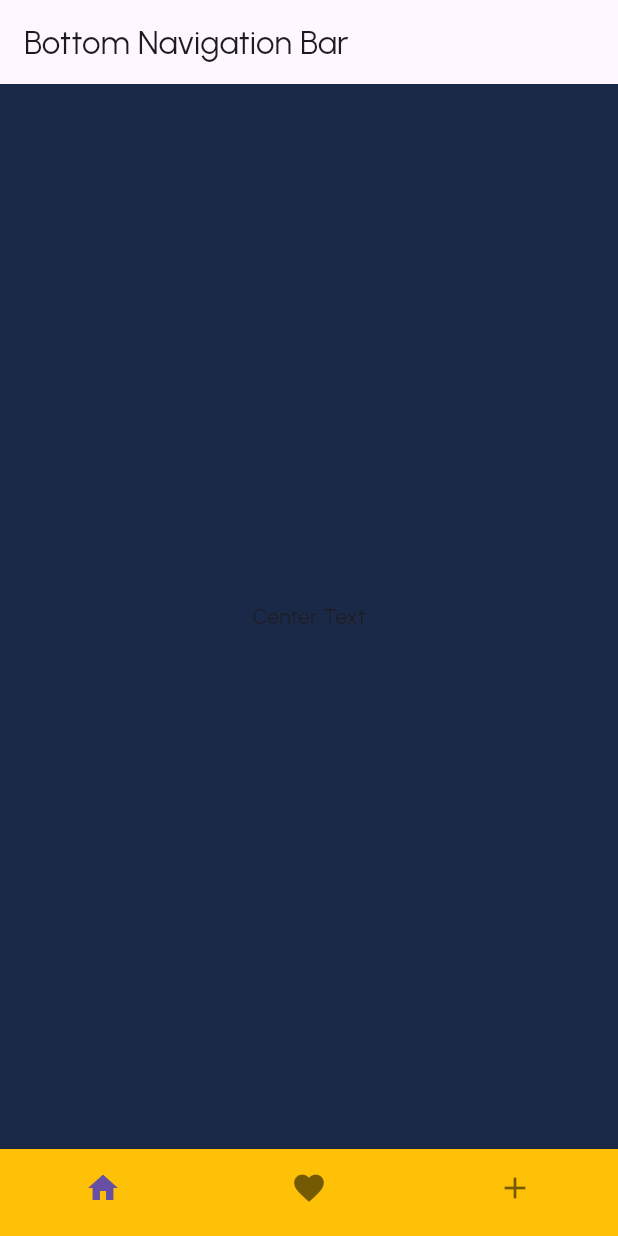
After one commit to Senwin5/map_project, a Flutter app: the screen it shows after launch, after a tap on "Login to Deus Magnus", on a phone screen of 412 x 824 dp. The commit adds this screen. Run offline on Flutter 3.47's test engine with Material 3 defaults, Android fonts, the phone set to English and light mode, and no system bars.

```diff
--- a/lib/main.dart
+++ b/lib/main.dart
@@ -1,4 +1,5 @@
 import 'package:flutter/material.dart';
+import 'package:map_project/main_page.dart';
 import 'package:map_project/pages/home_page.dart';
 import 'package:map_project/pages/login_page.dart';
 import 'package:map_project/styles/app_colors.dart';
@@ -19,7 +20,8 @@ class MyApp extends StatelessWidget {
       initialRoute: '/',
       routes: {
         '/':(context) => LoginPage(),
-        '/home':(context) => HomePage()
+        '/home':(context) => HomePage(),
+        '/main':(context) => MainPage(),
       },
     );
   }
--- /dev/null
+++ b/lib/main_page.dart
@@ -0,0 +1,24 @@
+import 'package:flutter/material.dart';
+
+class MainPage extends StatelessWidget {
+  const MainPage({super.key});
+
+  @override
+  Widget build(BuildContext context) {
+    return Scaffold(
+      appBar: AppBar(title: Text('Bottom Navigation Bar')),
+      body: Center(child: Text('Center Text')),
+      bottomNavigationBar: BottomNavigationBar(
+        items: [
+          BottomNavigationBarItem(icon: Icon(Icons.home),label: 'Home'),
+          BottomNavigationBarItem(icon: Icon(Icons.favorite),label: 'Favorite'),
+          BottomNavigationBarItem(icon: Icon(Icons.add),label: 'Add Post'),
+        ],
+        //some specification and propert to add in there 'disable of icons ui
+        showSelectedLabels: false,
+        showUnselectedLabels: false,
+        backgroundColor: Colors.amber,
+      ),
+    );
+  }
+}
--- a/lib/pages/home_page.dart
+++ b/lib/pages/home_page.dart
@@ -13,10 +13,11 @@ class HomePage extends StatelessWidget {
         centerTitle: false,
         actions: [Icon(Icons.location_on_outlined)],
       ),
-      body: Column(children: mockUsersFromServer()),
+      body: ListView(children:mockUsersFromServer(),)
     );
   }
 
+// adding a method call _userItem for the list of user and profile
   Widget _userItem() {
     return Row(
       children: [
@@ -27,9 +28,11 @@ class HomePage extends StatelessWidget {
     );
   }
 
+// creating list of widget e'g mockUsersFromServer from server
   List<Widget> mockUsersFromServer() {
     List<Widget> users = [];
-    for (var i = 0; i < 20; i) {
+    for (var i = 0; i < 1000; i++)
+ {
       users.add(_userItem());
     }
     return users;
--- a/lib/pages/login_page.dart
+++ b/lib/pages/login_page.dart
@@ -72,7 +72,7 @@ class LoginPage extends StatelessWidget {
                     onPressed: () {
                       //print("Login is clicked");
                       // Adding Navigation to homePage
-                      Navigator.of(context).pushReplacementNamed('/home');
+                      Navigator.of(context).pushReplacementNamed('/main');
                     },
                     style: ElevatedButton.styleFrom(
                       backgroundColor: Colors.amber,
```
